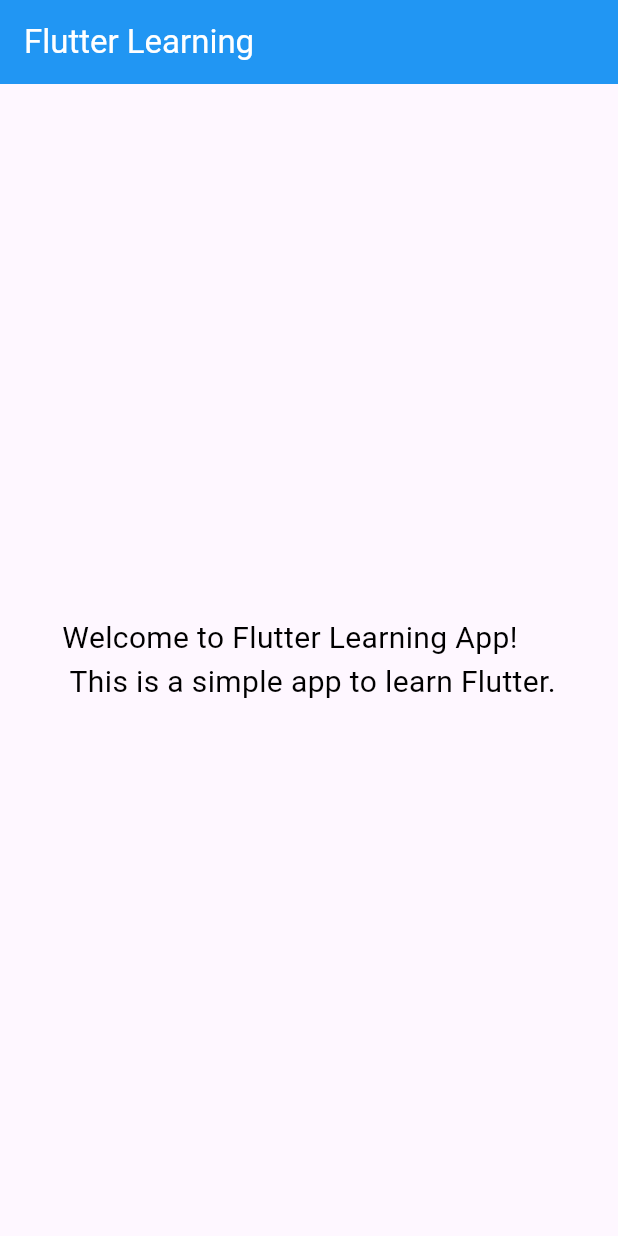
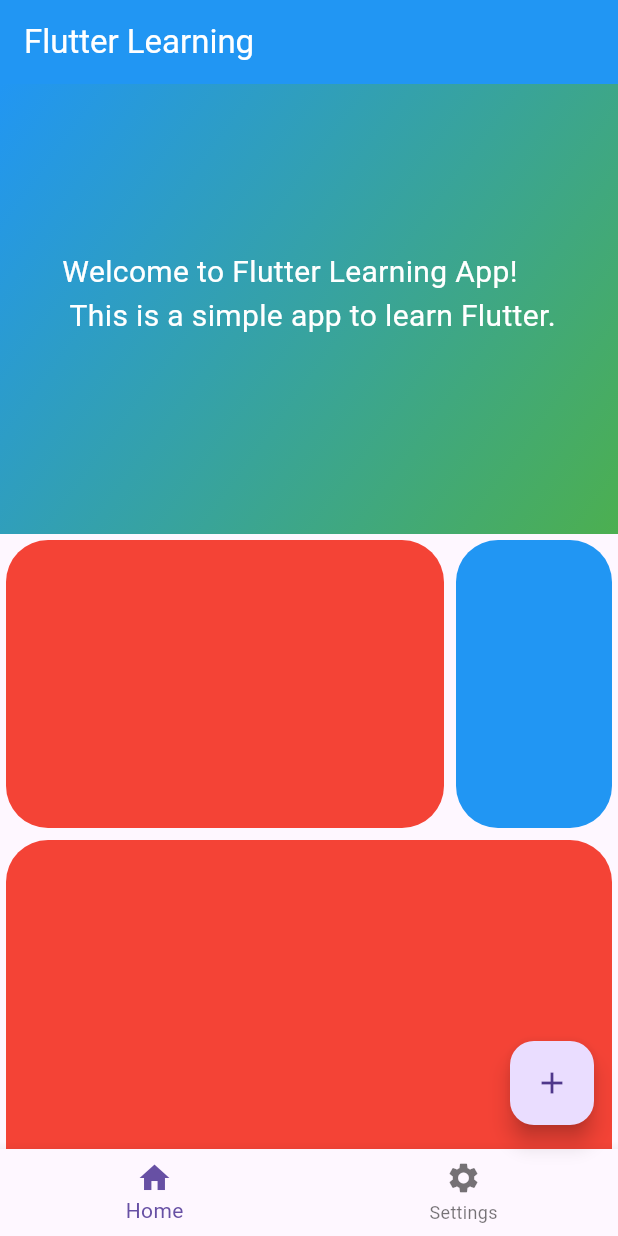
Before and after one commit to MuhammedBeraatKildaci/flutter_learning, a Flutter app: the screen it shows after launch, on a phone screen of 412 x 824 dp. Run offline on Flutter 3.47's test engine with Material 3 defaults, Android fonts, the phone set to English and light mode, and no system bars.

Commit message:
I'm learning widgets

```diff
--- a/lib/main.dart
+++ b/lib/main.dart
@@ -14,10 +14,97 @@ class MainApp extends StatelessWidget {
       home: Scaffold(
         appBar: AppBar(
           backgroundColor: Colors.blue,
-          title: const Text('Flutter Learning', style: TextStyle(color: Colors.white),),
+          title: const Text(
+            'Flutter Learning',
+            style: TextStyle(color: Colors.white),
+          ),
         ),
-        body: const Center(
-          child: Text('Welcome to Flutter Learning App! \n This is a simple app to learn Flutter.', style: TextStyle(color: Colors.black, fontSize: 20),),
+        bottomNavigationBar: BottomNavigationBar(
+          items: const [
+            BottomNavigationBarItem(icon: Icon(Icons.home), label: 'Home'),
+            BottomNavigationBarItem(
+              icon: Icon(Icons.settings),
+              label: 'Settings',
+            ),
+          ],
+        ),
+        body: SingleChildScrollView(
+          child: Column(
+            children: [
+              Container(
+                width: MediaQuery.of(context).size.width,
+                height: 300,
+                decoration: BoxDecoration(
+                  gradient: LinearGradient(
+                    colors: [Colors.blue, Colors.green],
+                    begin: Alignment.topLeft,
+                    end: Alignment.bottomRight,
+                  ),
+                ),
+                child: Column(
+                  mainAxisAlignment: MainAxisAlignment.center,
+                  children: [
+                    const Text(
+                      'Welcome to Flutter Learning App! \n This is a simple app to learn Flutter.',
+                      style: TextStyle(color: Colors.white, fontSize: 20),
+                    ),
+                    const SizedBox(height: 20),
+                  ],
+                ),
+              ),
+              SizedBox(
+                width: MediaQuery.of(context).size.width,
+                height: 200,
+                child: CarouselView(
+                  itemExtent: 300,
+                  children: [
+                    Container(color: Colors.red),
+                    Container(color: Colors.blue),
+                    Container(color: Colors.green),
+                    Container(color: Colors.yellow),
+                    Container(color: Colors.purple),
+                    Container(color: Colors.orange),
+                    Container(color: Colors.pink),
+                    Container(color: Colors.brown),
+                    Container(color: Colors.grey),
+                    Container(color: Colors.black),
+                    Container(color: Colors.white),
+                    Container(color: Colors.red),
+                    Container(color: Colors.blue),
+                    Container(color: Colors.green),
+                    Container(color: Colors.yellow),
+                  ],
+                ),
+              ),
+              SizedBox(
+                width: MediaQuery.of(context).size.width,
+                height: 300,
+                child: CarouselView(
+                  scrollDirection: Axis.vertical,
+                  itemExtent: 300,
+                  children: [
+                    Container(color: Colors.red),
+                    Container(color: Colors.blue),
+                    Container(color: Colors.green),
+                    Container(color: Colors.yellow),
+                    Container(color: Colors.purple),
+                    Container(color: Colors.orange),
+                    Container(color: Colors.pink),
+                    Container(color: Colors.brown),
+                    Container(color: Colors.grey),
+                    Container(color: Colors.black),
+                    Container(color: Colors.white),
+                  ],
+                ),
+              ),
+            ],
+          ),
+        ),
+        floatingActionButton: FloatingActionButton(
+          onPressed: () {
+            debugPrint('Floating Action Button Pressed');
+          },
+          child: const Icon(Icons.add),
         ),
       ),
     );
```
Also changed, not shown: 1 other file.
